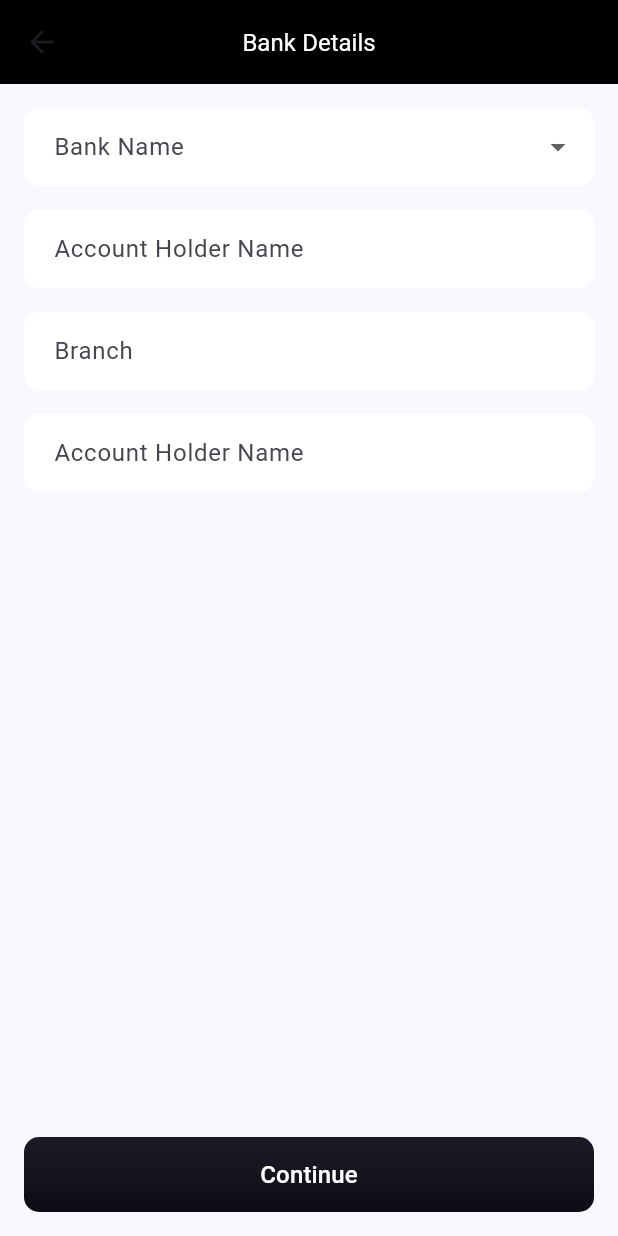
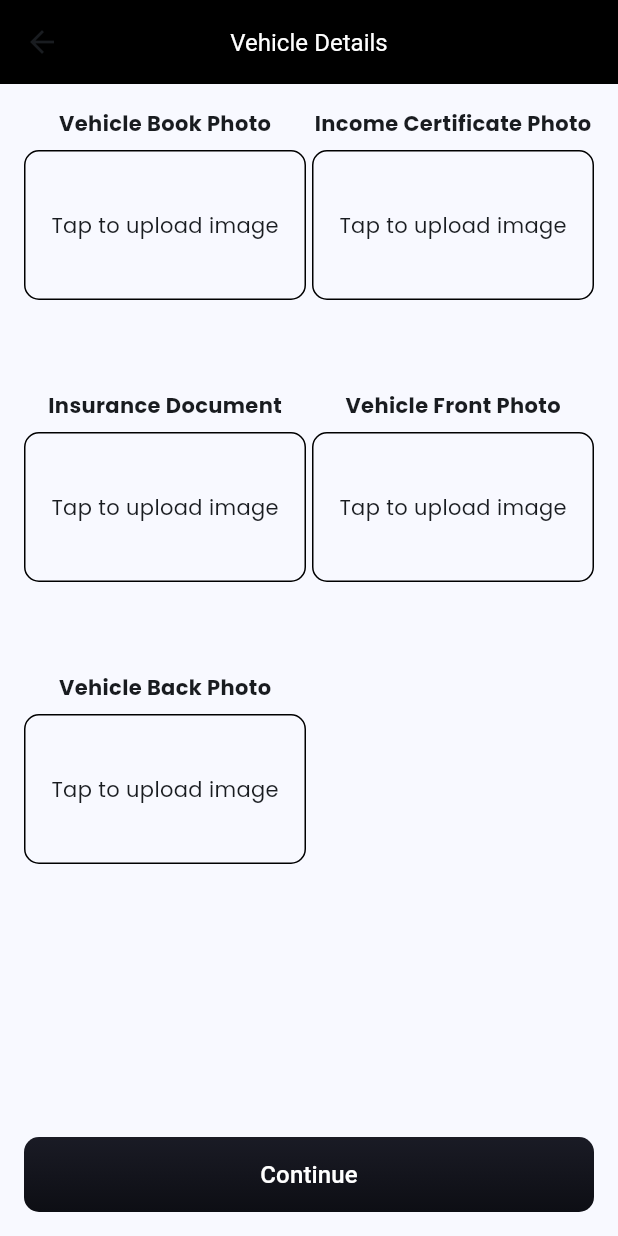
Before and after one commit to gimhantharuke456/driver_registration_app, a Flutter app: the FileUploadScreen screen opened by its route, after a tap on "Continue", on a phone screen of 412 x 824 dp. Run offline on Flutter 3.47's test engine with Material 3 defaults, Android fonts, the phone set to English and light mode, and no system bars; our stand-ins replace google_fonts, image_picker; Roboto replaces fonts that are missing (Ubuntu).

Commit message:
ADD:vehicle registration screen added

```diff
--- a/lib/core/constants/strings.dart
+++ b/lib/core/constants/strings.dart
@@ -14,6 +14,8 @@ class AppStrings {
   static const String accountHolderNameLabel = "Account Holder Name";
   static const String continueButton = "Continue";
 
+  // Vehicle screen
+  static const String vehicleDetailsTitle = "Vehicle Details";
   // File upload screen
   static const String fileUploadTitle = "Upload Driver Files";
   static const String drivingLicenseFrontLabel = "Driving License Front";
--- a/lib/core/routing/app_routes.dart
+++ b/lib/core/routing/app_routes.dart
@@ -3,6 +3,8 @@ class AppRoutes {
   static const String driverRegistration = '/driver-registration';
   static const String drverAndLicenseRegistration =
       '/driver-and-license-registration';
+  static const String vehicleDetailsRegistration =
+      '/vehicle-details-registration';
   static const String bankDetailsRegistration = '/bank-details-registration';
   static const String success = '/success';
 }
--- a/lib/core/routing/route_generator.dart
+++ b/lib/core/routing/route_generator.dart
@@ -1,6 +1,7 @@
 import 'package:driver_registration_app/features/bank_details_registration/presentation/screens/bank_details_screen.dart';
 import 'package:driver_registration_app/features/driver_registration/presentation/screens/driver_registration_screen.dart';
 import 'package:driver_registration_app/features/license_and_driver_verification/presentation/screens/file_upload_screen.dart';
+import 'package:driver_registration_app/features/vehicle_details_registration/presentation/screens/vehicle_details_screen.dart';
 import 'package:driver_registration_app/presentation/screens/splash_screen.dart';
 import 'package:driver_registration_app/presentation/screens/success_screen.dart';
 import 'package:flutter/material.dart';
@@ -14,6 +15,8 @@ class RouteGenerator {
       case AppRoutes.driverRegistration:
         return MaterialPageRoute(
             builder: (_) => const DriverRegistrationScreen());
+      case AppRoutes.vehicleDetailsRegistration:
+        return MaterialPageRoute(builder: (_) => const VehicleDetailsScreen());
       case AppRoutes.success:
         return MaterialPageRoute(builder: (_) => const SuccessScreen());
       case AppRoutes.drverAndLicenseRegistration:
--- a/lib/features/license_and_driver_verification/presentation/screens/file_upload_screen.dart
+++ b/lib/features/license_and_driver_verification/presentation/screens/file_upload_screen.dart
@@ -53,7 +53,7 @@ class _FileUploadScreenState extends State<FileUploadScreen> {
               onPressed: () {
                 NavigationUtil.navigateTo(
                     context: context,
-                    routeName: AppRoutes.bankDetailsRegistration);
+                    routeName: AppRoutes.vehicleDetailsRegistration);
               },
             )
           ],
--- /dev/null
+++ b/lib/features/vehicle_details_registration/domain/entities/vehicle_details.dart
@@ -0,0 +1,17 @@
+import 'dart:io';
+
+class VehicleDetails {
+  final File vehicleBook;
+  final File incomeCertificate;
+  final File insuranceDocument;
+  final File vehicleFront;
+  final File vehicleBack;
+
+  VehicleDetails({
+    required this.vehicleBook,
+    required this.incomeCertificate,
+    required this.insuranceDocument,
+    required this.vehicleFront,
+    required this.vehicleBack,
+  });
+}
--- /dev/null
+++ b/lib/features/vehicle_details_registration/domain/repositories/vehicle_repository.dart
@@ -0,0 +1,5 @@
+import '../entities/vehicle_details.dart';
+
+abstract class VehicleRepository {
+  Future<String> submitVehicleDetails(VehicleDetails details);
+}
--- /dev/null
+++ b/lib/features/vehicle_details_registration/domain/usecases/submit_vehicle_details.dart
@@ -0,0 +1,12 @@
+import '../entities/vehicle_details.dart';
+import '../repositories/vehicle_repository.dart';
+
+class SubmitVehicleDetails {
+  final VehicleRepository repository;
+
+  SubmitVehicleDetails({required this.repository});
+
+  Future<String> call(VehicleDetails details) async {
+    return await repository.submitVehicleDetails(details);
+  }
+}
--- /dev/null
+++ b/lib/features/vehicle_details_registration/presentation/screens/vehicle_details_screen.dart
@@ -0,0 +1,123 @@
+import 'dart:io';
+import 'package:driver_registration_app/core/constants/strings.dart';
+import 'package:driver_registration_app/core/routing/app_routes.dart';
+import 'package:driver_registration_app/core/utils/navigation_util.dart';
+import 'package:driver_registration_app/presentation/widgets/custom_button.dart';
+import 'package:flutter/material.dart';
+import 'package:image_picker/image_picker.dart';
+import 'package:provider/provider.dart';
+import '../provider/vehicle_provider.dart';
+
+class VehicleDetailsScreen extends StatefulWidget {
+  const VehicleDetailsScreen({super.key});
+
+  @override
+  _VehicleDetailsScreenState createState() => _VehicleDetailsScreenState();
+}
+
+class _VehicleDetailsScreenState extends State<VehicleDetailsScreen> {
+  final ImagePicker _picker = ImagePicker();
+
+  File? _vehicleBook;
+  File? _incomeCertificate;
+  File? _insuranceDocument;
+  File? _vehicleFront;
+  File? _vehicleBack;
+
+  Future<void> _pickImage(Function(File) onPicked) async {
+    final pickedFile = await _picker.pickImage(source: ImageSource.gallery);
+    if (pickedFile != null) {
+      setState(() {
+        onPicked(File(pickedFile.path));
+      });
+    }
+  }
+
+  void _submit() async {
+    if (_vehicleBook == null ||
+        _incomeCertificate == null ||
+        _insuranceDocument == null ||
+        _vehicleFront == null ||
+        _vehicleBack == null) {
+      ScaffoldMessenger.of(context).showSnackBar(
+        const SnackBar(content: Text("Please upload all required images")),
+      );
+      return;
+    }
+
+    await context.read<VehicleProvider>().submitDetails(
+          vehicleBook: _vehicleBook!,
+          incomeCertificate: _incomeCertificate!,
+          insuranceDocument: _insuranceDocument!,
+          vehicleFront: _vehicleFront!,
+          vehicleBack: _vehicleBack!,
+        );
+
+    NavigationUtil.navigateTo(
+        context: context, routeName: AppRoutes.bankDetailsRegistration);
+  }
+
+  @override
+  Widget build(BuildContext context) {
+    final provider = context.watch<VehicleProvider>();
+
+    return Scaffold(
+      appBar: AppBar(title: const Text(AppStrings.vehicleDetailsTitle)),
+      body: Padding(
+        padding: const EdgeInsets.all(16.0),
+        child: Column(
+          children: [
+            Expanded(
+                child: GridView.count(
+              crossAxisCount: 2,
+              crossAxisSpacing: 4,
+              children: [
+                _buildImagePicker("Vehicle Book Photo", _vehicleBook,
+                    (file) => _vehicleBook = file),
+                _buildImagePicker("Income Certificate Photo",
+                    _incomeCertificate, (file) => _incomeCertificate = file),
+                _buildImagePicker("Insurance Document", _insuranceDocument,
+                    (file) => _insuranceDocument = file),
+                _buildImagePicker("Vehicle Front Photo", _vehicleFront,
+                    (file) => _vehicleFront = file),
+                _buildImagePicker("Vehicle Back Photo", _vehicleBack,
+                    (file) => _vehicleBack = file),
+              ],
+            )),
+            const SizedBox(height: 20),
+            provider.isSubmitting
+                ? const CircularProgressIndicator()
+                : CustomButton(
+                    onPressed: _submit,
+                    text: AppStrings.continueButton,
+                  ),
+          ],
+        ),
+      ),
+    );
+  }
+
+  Widget _buildImagePicker(String label, File? image, Function(File) onPicked) {
+    return Column(
+      children: [
+        Text(label, style: const TextStyle(fontWeight: FontWeight.bold)),
+        const SizedBox(height: 8),
+        GestureDetector(
+          onTap: () => _pickImage(onPicked),
+          child: Container(
+            height: 100,
+            width: double.infinity,
+            decoration: BoxDecoration(
+              border: Border.all(color: Colors.black),
+              borderRadius: BorderRadius.circular(10),
+            ),
+            child: image == null
+                ? const Center(child: Text("Tap to upload image"))
+                : Image.file(image, fit: BoxFit.cover),
+          ),
+        ),
+        const SizedBox(height: 16),
+      ],
+    );
+  }
+}
```
Also changed, not shown: lib/core/services/bank_service.dart (added, +15 -0 lines), lib/features/vehicle_details_registration/data/models/vehicle_details_model.dart (added, +27 -0 lines), lib/features/vehicle_details_registration/data/repositories/vehicle_details_repository_impl.dart (added, +10 -0 lines), lib/features/vehicle_details_registration/presentation/provider/vehicle_provider.dart (added, +41 -0 lines), lib/main.dart (+9 -0 lines).
